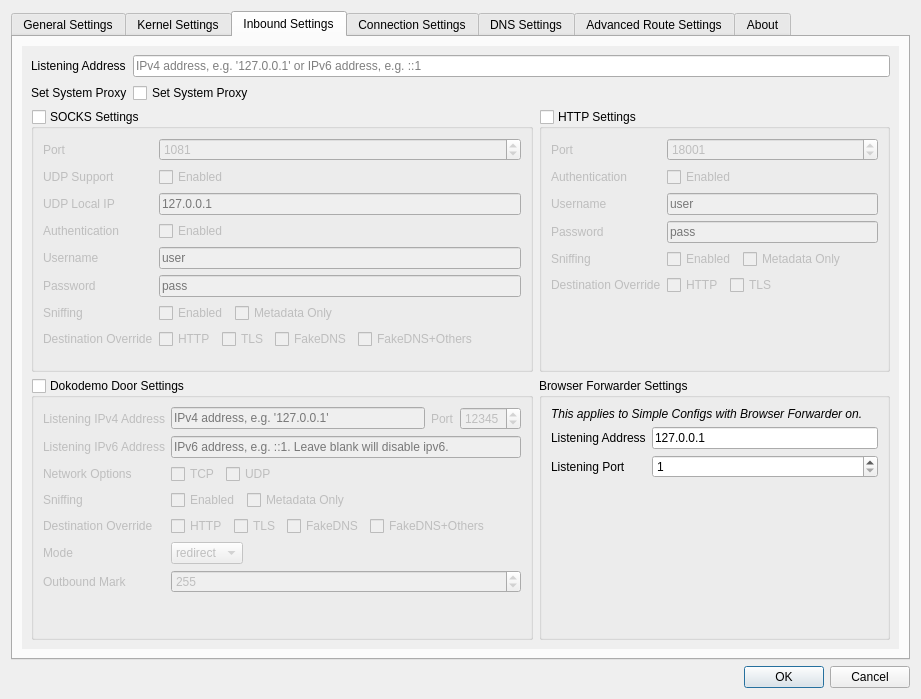
This is src/ui/widgets/windows/w_PreferencesWindow.ui in U1F605/Qv2ray as Qt 5 draws it before an edit. The edited form follows.
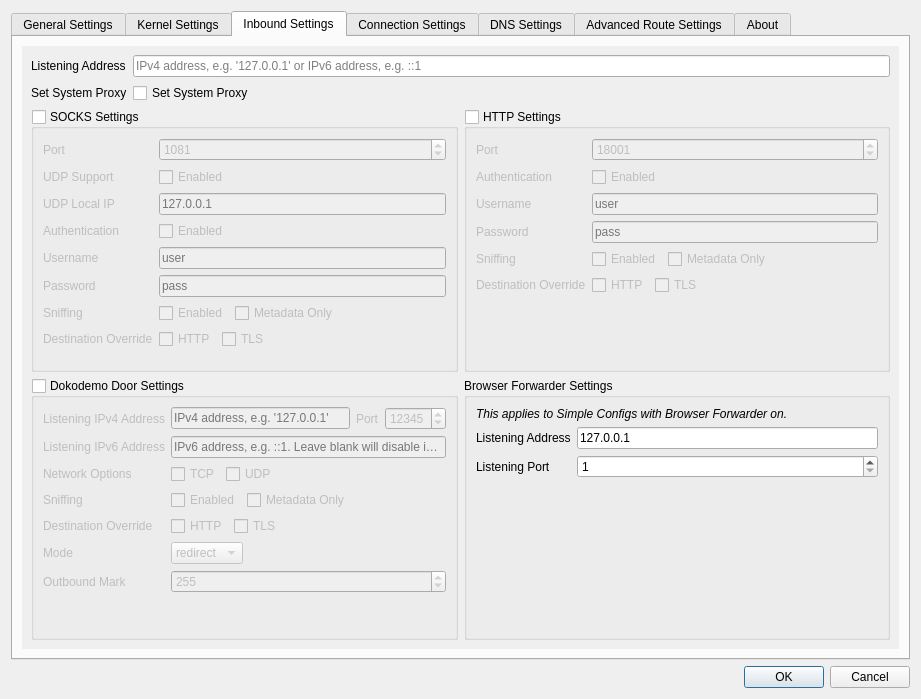
This is the edited form. The open tabs and pages were chosen to show the change. Icons and pictures are not drawn.

```diff
--- a/src/ui/widgets/windows/w_PreferencesWindow.ui
+++ b/src/ui/widgets/windows/w_PreferencesWindow.ui
@@ -1175,20 +1175,6 @@
                     </property>
                    </widget>
                   </item>
-                  <item>
-                   <widget class="QCheckBox" name="tproxyOverrideFakeDNSCB">
-                    <property name="text">
-                     <string>FakeDNS</string>
-                    </property>
-                   </widget>
-                  </item>
-                  <item>
-                   <widget class="QCheckBox" name="tproxyOverrideFakeDNSOthersCB">
-                    <property name="text">
-                     <string>FakeDNS+Others</string>
-                    </property>
-                   </widget>
-                  </item>
                   <item>
                    <spacer name="horizontalSpacer_3">
                     <property name="orientation">
@@ -1518,20 +1504,6 @@
                     </property>
                    </widget>
                   </item>
-                  <item>
-                   <widget class="QCheckBox" name="socksOverrideFakeDNSCB">
-                    <property name="text">
-                     <string>FakeDNS</string>
-                    </property>
-                   </widget>
-                  </item>
-                  <item>
-                   <widget class="QCheckBox" name="socksOverrideFakeDNSOthersCB">
-                    <property name="text">
-                     <string>FakeDNS+Others</string>
-                    </property>
-                   </widget>
-                  </item>
                   <item>
                    <spacer name="horizontalSpacer_6">
                     <property name="orientation">
```
